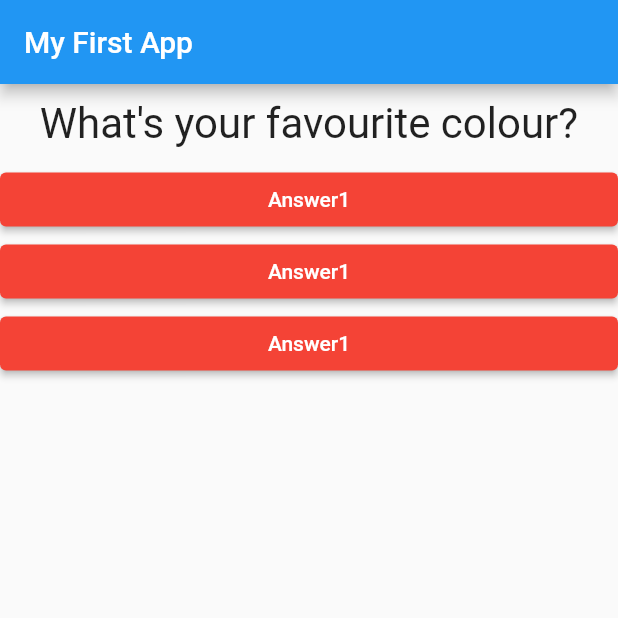
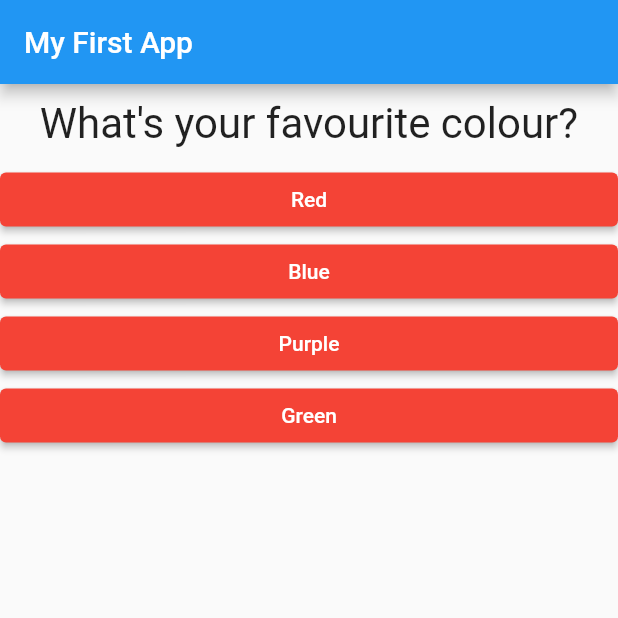
Before and after one commit to PaulTA91/flutter_complete_guide, a Flutter app: the screen it shows after launch, on a phone screen of 412 x 824 dp, the top half of it. Run offline on Flutter 3.47's test engine with Material 2 defaults, Android fonts, the phone set to English and light mode, and no system bars.

```diff
--- a/lib/answer.dart
+++ b/lib/answer.dart
@@ -2,8 +2,9 @@ import 'package:flutter/material.dart';
 
 class Answer extends StatelessWidget {
   final Function selectHandler;
+  final String answerText;
 
-  Answer(this.selectHandler);
+  Answer(this.selectHandler, this.answerText);
   @override
   Widget build(BuildContext context) {
     return Container(
@@ -11,7 +12,7 @@ class Answer extends StatelessWidget {
         child: ElevatedButton(
           style: ButtonStyle(
               backgroundColor: MaterialStateProperty.all(Colors.red)),
-          child: Text('Answer1'),
+          child: Text(answerText),
           onPressed: selectHandler,
         ));
   }
--- a/lib/main.dart
+++ b/lib/main.dart
@@ -25,8 +25,18 @@ class _MyAppState extends State<MyApp> {
   @override
   Widget build(BuildContext context) {
     var questions = [
-      "What's your favourite colour?",
-      "What's your favourite animal?"
+      {
+        'questionText': "What's your favourite colour?",
+        'answers': ['Red', 'Blue', 'Purple', 'Green']
+      },
+      {
+        'questionText': "What's your favourite animal?",
+        'answers': ['Dog', 'Cat', 'Giraffe', 'Shark']
+      },
+      {
+        'questionText': "What's your favourite food?",
+        'answers': ['Borgor', 'Pasta', 'Ice Cream', 'Pizza']
+      },
     ];
     return MaterialApp(
       home: Scaffold(
@@ -35,10 +45,11 @@ class _MyAppState extends State<MyApp> {
         ),
         body: Column(
           children: [
-            Question(questions[_questionIndex]),
-            Answer(_answerQuestion),
-            Answer(_answerQuestion),
-            Answer(_answerQuestion),
+            Question(questions[_questionIndex]['questionText']),
+            ...(questions[_questionIndex]['answers'] as List<String>)
+                .map((answer) {
+              return Answer(_answerQuestion, answer);
+            }).toList()
           ],
         ),
       ),
```
